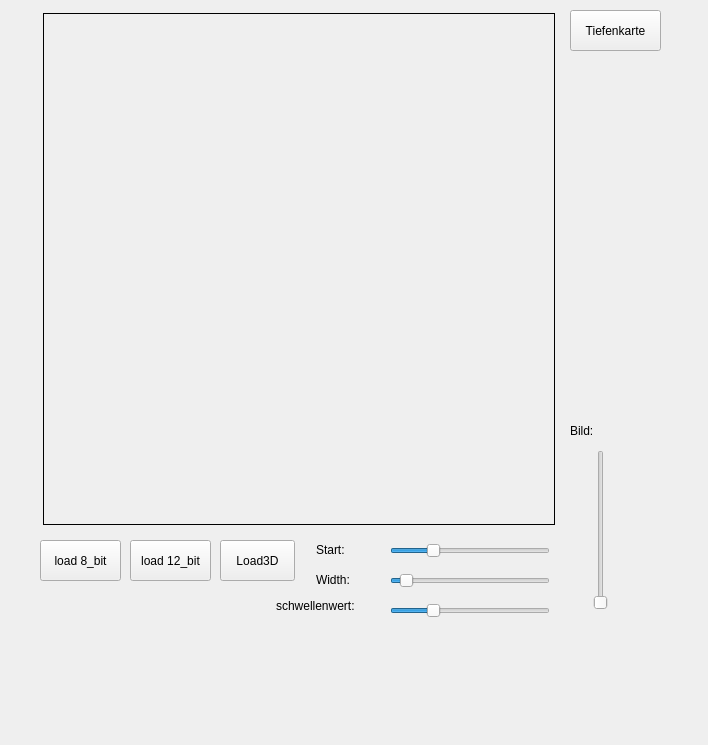
Qt form app/widget.ui (jupp-kh/SWEIDM) before a commit.
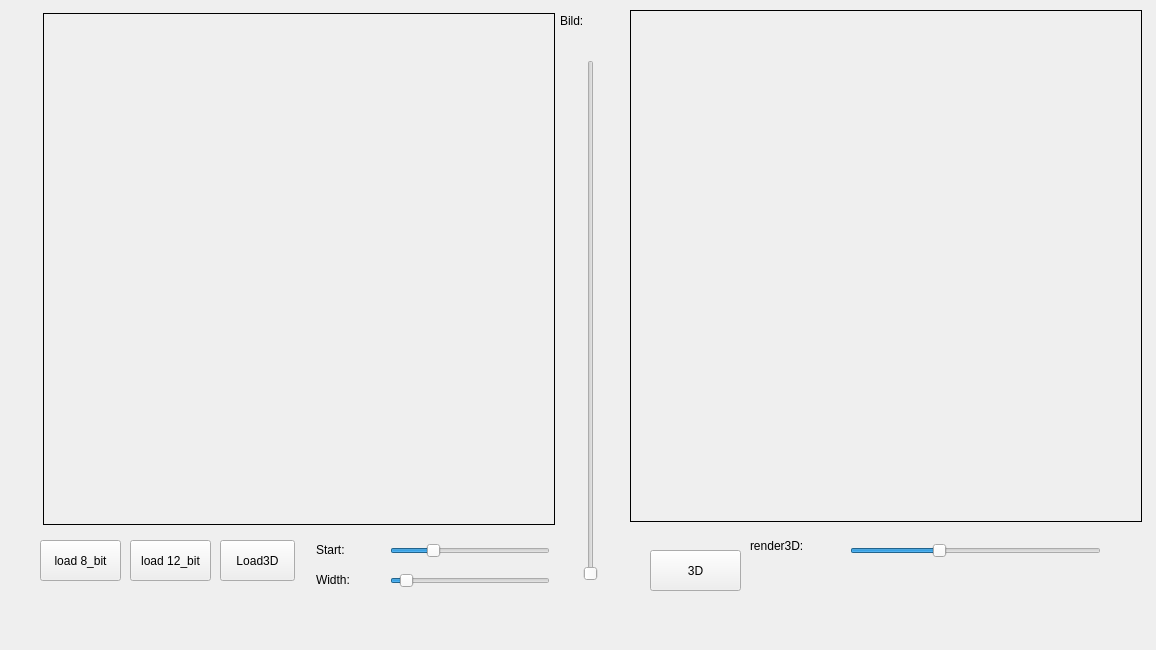
The same form after that commit.

Patch:
```diff
--- a/app/widget.ui
+++ b/app/widget.ui
@@ -6,8 +6,8 @@
    <rect>
     <x>0</x>
     <y>0</y>
-    <width>708</width>
-    <height>745</height>
+    <width>1156</width>
+    <height>650</height>
    </rect>
   </property>
   <property name="windowTitle">
@@ -138,10 +138,10 @@
   <widget class="QSlider" name="verticalSlider_schichten">
    <property name="geometry">
     <rect>
-     <x>590</x>
-     <y>450</y>
+     <x>580</x>
+     <y>60</y>
      <width>22</width>
-     <height>160</height>
+     <height>521</height>
     </rect>
    </property>
    <property name="maximum">
@@ -154,8 +154,8 @@
   <widget class="QLabel" name="label_schicht">
    <property name="geometry">
     <rect>
-     <x>570</x>
-     <y>420</y>
+     <x>560</x>
+     <y>10</y>
      <width>61</width>
      <height>21</height>
     </rect>
@@ -167,9 +167,9 @@
   <widget class="QSlider" name="horizontalSlider_schwellenwert">
    <property name="geometry">
     <rect>
-     <x>390</x>
-     <y>600</y>
-     <width>160</width>
+     <x>850</x>
+     <y>540</y>
+     <width>251</width>
      <height>22</height>
     </rect>
    </property>
@@ -179,6 +179,9 @@
    <property name="maximum">
     <number>3071</number>
    </property>
+   <property name="value">
+    <number>400</number>
+   </property>
    <property name="orientation">
     <enum>Qt::Horizontal</enum>
    </property>
@@ -186,27 +189,43 @@
   <widget class="QLabel" name="label_schwellenwert">
    <property name="geometry">
     <rect>
-     <x>276</x>
-     <y>590</y>
-     <width>121</width>
+     <x>750</x>
+     <y>530</y>
+     <width>101</width>
      <height>31</height>
     </rect>
    </property>
    <property name="text">
-    <string>schwellenwert:</string>
+    <string>render3D:</string>
    </property>
   </widget>
   <widget class="QPushButton" name="pushButton_tiefenkarte">
    <property name="geometry">
     <rect>
-     <x>570</x>
-     <y>10</y>
+     <x>650</x>
+     <y>550</y>
      <width>91</width>
      <height>41</height>
     </rect>
    </property>
    <property name="text">
-    <string>Tiefenkarte</string>
+    <string>3D</string>
+   </property>
+  </widget>
+  <widget class="QLabel" name="label_3D">
+   <property name="geometry">
+    <rect>
+     <x>630</x>
+     <y>10</y>
+     <width>512</width>
+     <height>512</height>
+    </rect>
+   </property>
+   <property name="frameShape">
+    <enum>QFrame::Box</enum>
+   </property>
+   <property name="text">
+    <string/>
    </property>
   </widget>
  </widget>
```
